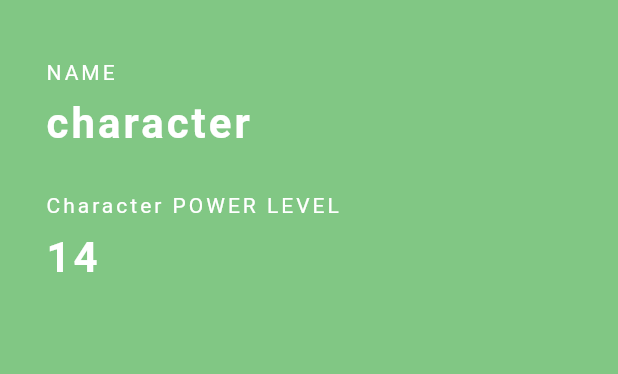
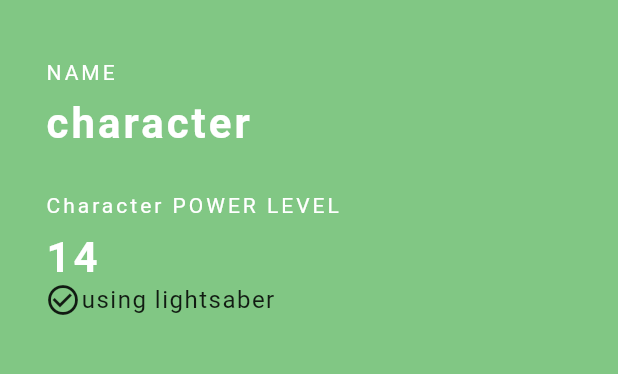
Before and after one commit to chochoq/flutter_first_app, a Flutter app: the screen it shows after launch, on a phone screen of 412 x 824 dp, the part 84-458 px from its top. Run offline on Flutter 3.47's test engine with Material 2 defaults, Android fonts, the phone set to English and light mode, and no system bars.

Commit message:
(add) Row -> err check

```diff
--- a/lib/main.dart
+++ b/lib/main.dart
@@ -67,6 +67,15 @@ class Grade extends StatelessWidget {
                   fontSize: 28.0,
                   fontWeight: FontWeight.bold),
             ),
+            Row(
+              children: [
+                Icon(Icons.check_circle_outline),
+                Text(
+                  'using lightsaber',
+                  style: TextStyle(fontSize: 16.0, letterSpacing: 1.0),
+                ),
+              ],
+            ),
           ],
         ),
       ),
```
